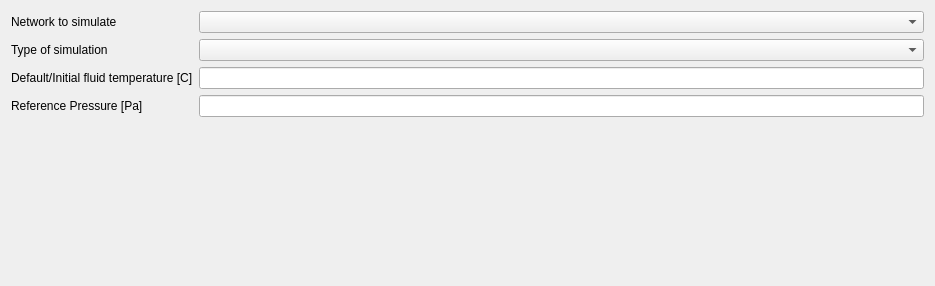
The window that SIM-VICUS/src/SVSimulationNetworkOptions.ui (ghorwin/SIM-VICUS) describes before a commit, drawn with Qt 5.
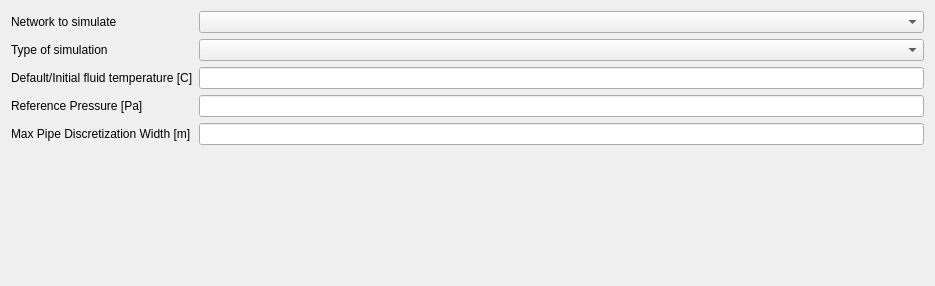
The same window after the commit. Custom widgets are drawn as their Qt base class.

Commit message: add parameters Reltol and discrization width to sim start dialog

What changed in the file:
```diff
--- a/SIM-VICUS/src/SVSimulationNetworkOptions.ui
+++ b/SIM-VICUS/src/SVSimulationNetworkOptions.ui
@@ -58,6 +58,20 @@
      </property>
     </widget>
    </item>
+   <item row="4" column="0">
+    <widget class="QLabel" name="label_6">
+     <property name="text">
+      <string>Max Pipe Discretization Width [m]</string>
+     </property>
+    </widget>
+   </item>
+   <item row="4" column="1">
+    <widget class="QtExt::ValidatingLineEdit" name="lineEditMaxPipeDiscretization">
+     <property name="text">
+      <string/>
+     </property>
+    </widget>
+   </item>
   </layout>
  </widget>
  <customwidgets>
```
The commit also changes 8 other files.
